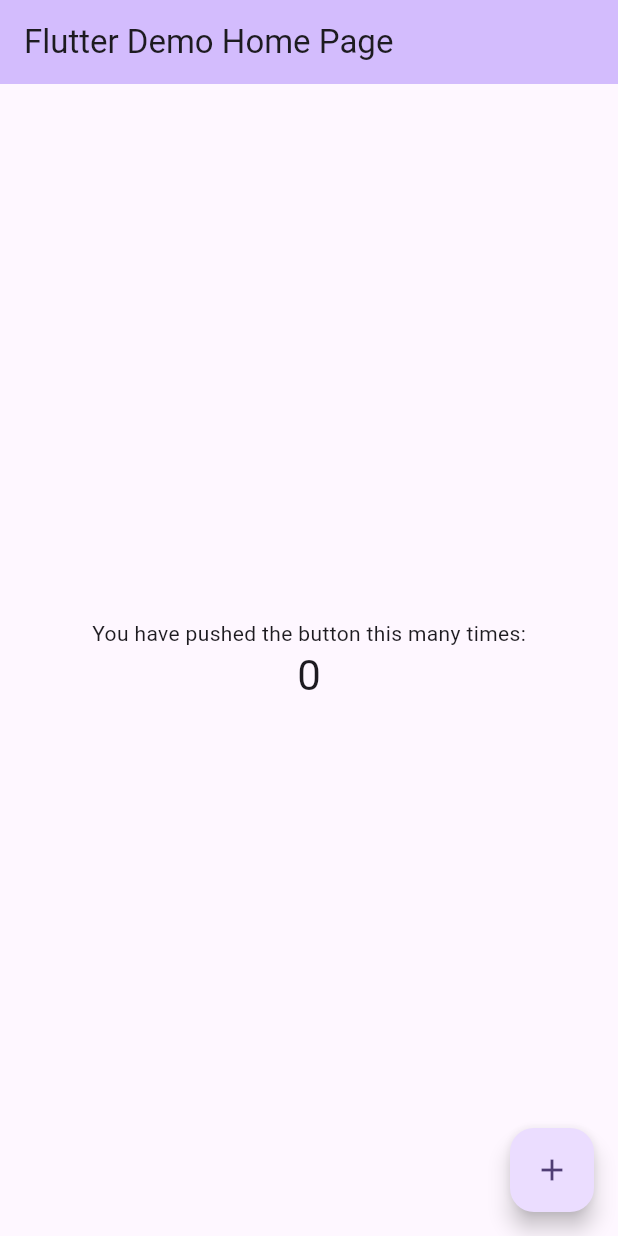
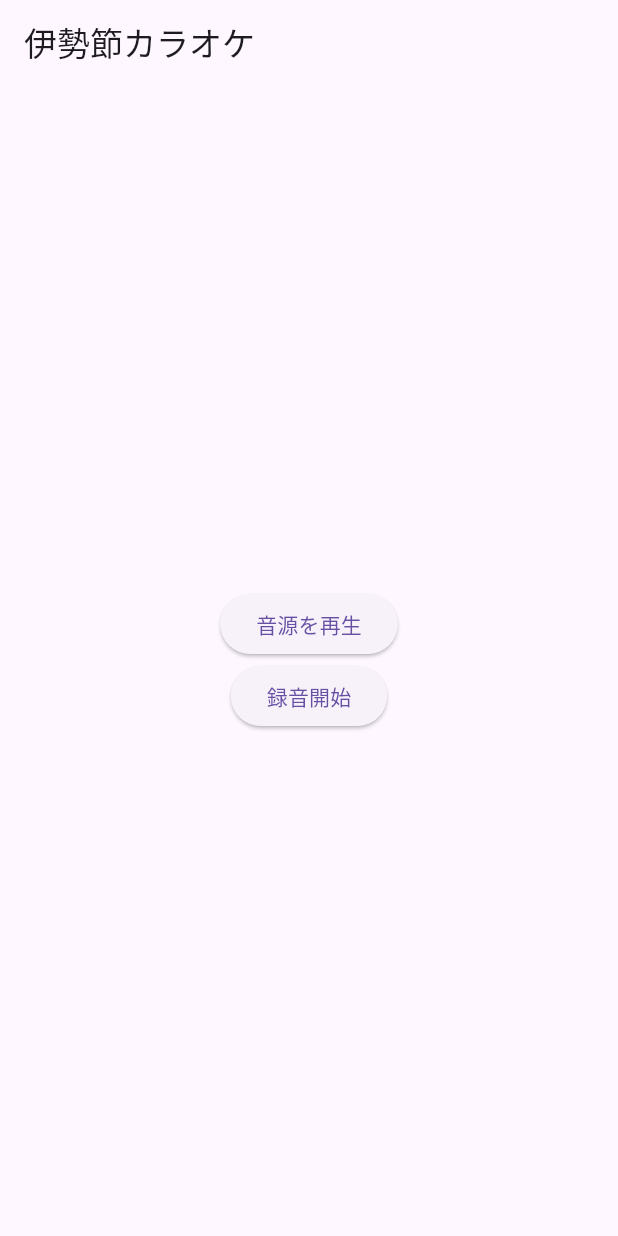
Before and after one commit to hiranari/isebushi_karaoke, a Flutter app: the screen it shows after launch, on a phone screen of 412 x 824 dp. Run offline on Flutter 3.47's test engine with Material 3 defaults, Android fonts, the light colour scheme and no system bars; our stand-ins replace just_audio, permission_handler; missing offline and left inert: flutter_sound.

Commit message:
feat: 音源の再生

```diff
--- a/lib/main.dart
+++ b/lib/main.dart
@@ -1,122 +1,86 @@
 import 'package:flutter/material.dart';
+import 'package:just_audio/just_audio.dart';
+import 'package:flutter_sound/flutter_sound.dart';
+import 'package:permission_handler/permission_handler.dart';
+import 'package:just_audio/just_audio.dart' as ja;
 
-void main() {
-  runApp(const MyApp());
-}
+void main() => runApp(MyApp());
 
 class MyApp extends StatelessWidget {
   const MyApp({super.key});
 
-  // This widget is the root of your application.
   @override
   Widget build(BuildContext context) {
     return MaterialApp(
-      title: 'Flutter Demo',
-      theme: ThemeData(
-        // This is the theme of your application.
-        //
-        // TRY THIS: Try running your application with "flutter run". You'll see
-        // the application has a purple toolbar. Then, without quitting the app,
-        // try changing the seedColor in the colorScheme below to Colors.green
-        // and then invoke "hot reload" (save your changes or press the "hot
-        // reload" button in a Flutter-supported IDE, or press "r" if you used
-        // the command line to start the app).
-        //
-        // Notice that the counter didn't reset back to zero; the application
-        // state is not lost during the reload. To reset the state, use hot
-        // restart instead.
-        //
-        // This works for code too, not just values: Most code changes can be
-        // tested with just a hot reload.
-        colorScheme: ColorScheme.fromSeed(seedColor: Colors.deepPurple),
-      ),
-      home: const MyHomePage(title: 'Flutter Demo Home Page'),
+      title: '伊勢節カラオケ',
+      home: KaraokePage(),
     );
   }
 }
 
-class MyHomePage extends StatefulWidget {
-  const MyHomePage({super.key, required this.title});
-
-  // This widget is the home page of your application. It is stateful, meaning
-  // that it has a State object (defined below) that contains fields that affect
-  // how it looks.
-
-  // This class is the configuration for the state. It holds the values (in this
-  // case the title) provided by the parent (in this case the App widget) and
-  // used by the build method of the State. Fields in a Widget subclass are
-  // always marked "final".
-
-  final String title;
+class KaraokePage extends StatefulWidget {
+  const KaraokePage({super.key});
 
   @override
-  State<MyHomePage> createState() => _MyHomePageState();
+  _KaraokePageState createState() => _KaraokePageState();
 }
 
-class _MyHomePageState extends State<MyHomePage> {
-  int _counter = 0;
+class _KaraokePageState extends State<KaraokePage> {
+  final AudioPlayer _player = AudioPlayer();
+  final FlutterSoundRecorder _recorder = FlutterSoundRecorder();
+  bool _isRecording = false;
 
-  void _incrementCounter() {
-    setState(() {
-      // This call to setState tells the Flutter framework that something has
-      // changed in this State, which causes it to rerun the build method below
-      // so that the display can reflect the updated values. If we changed
-      // _counter without calling setState(), then the build method would not be
-      // called again, and so nothing would appear to happen.
-      _counter++;
-    });
+  @override
+  void initState() {
+    super.initState();
+    _initRecorder();
+  }
+
+  Future<void> _initRecorder() async {
+    await Permission.microphone.request();
+    await _recorder.openRecorder();
+  }
+
+  Future<void> _playAudio() async {
+    await _player.setAudioSource(ja.AudioSource.asset('assets/sounds/kiku.mp3'));
+    _player.play();
+    //await _player.setFilePath('/path/to/isebushi.mp3'); // ローカル音源のパス
+    //_player.play();
+  }
+
+  Future<void> _startRecording() async {
+    await _recorder.startRecorder(toFile: 'my_voice.aac');
+    setState(() => _isRecording = true);
+  }
+
+  Future<void> _stopRecording() async {
+    await _recorder.stopRecorder();
+    setState(() => _isRecording = false);
+  }
+
+  @override
+  void dispose() {
+    _player.dispose();
+    _recorder.closeRecorder();
+    super.dispose();
   }
 
   @override
   Widget build(BuildContext context) {
-    // This method is rerun every time setState is called, for instance as done
-    // by the _incrementCounter method above.
-    //
-    // The Flutter framework has been optimized to make rerunning build methods
-    // fast, so that you can just rebuild anything that needs updating rather
-    // than having to individually change instances of widgets.
     return Scaffold(
-      appBar: AppBar(
-        // TRY THIS: Try changing the color here to a specific color (to
-        // Colors.amber, perhaps?) and trigger a hot reload to see the AppBar
-        // change color while the other colors stay the same.
-        backgroundColor: Theme.of(context).colorScheme.inversePrimary,
-        // Here we take the value from the MyHomePage object that was created by
-        // the App.build method, and use it to set our appbar title.
-        title: Text(widget.title),
-      ),
+      appBar: AppBar(title: Text('伊勢節カラオケ')),
       body: Center(
-        // Center is a layout widget. It takes a single child and positions it
-        // in the middle of the parent.
         child: Column(
-          // Column is also a layout widget. It takes a list of children and
-          // arranges them vertically. By default, it sizes itself to fit its
-          // children horizontally, and tries to be as tall as its parent.
-          //
-          // Column has various properties to control how it sizes itself and
-          // how it positions its children. Here we use mainAxisAlignment to
-          // center the children vertically; the main axis here is the vertical
-          // axis because Columns are vertical (the cross axis would be
-          // horizontal).
-          //
-          // TRY THIS: Invoke "debug painting" (choose the "Toggle Debug Paint"
-          // action in the IDE, or press "p" in the console), to see the
-          // wireframe for each widget.
           mainAxisAlignment: MainAxisAlignment.center,
-          children: <Widget>[
-            const Text('You have pushed the button this many times:'),
-            Text(
-              '$_counter',
-              style: Theme.of(context).textTheme.headlineMedium,
+          children: [
+            ElevatedButton(onPressed: _playAudio, child: Text('音源を再生')),
+            ElevatedButton(
+              onPressed: _isRecording ? _stopRecording : _startRecording,
+              child: Text(_isRecording ? '録音停止' : '録音開始'),
             ),
           ],
         ),
       ),
-      floatingActionButton: FloatingActionButton(
-        onPressed: _incrementCounter,
-        tooltip: 'Increment',
-        child: const Icon(Icons.add),
-      ), // This trailing comma makes auto-formatting nicer for build methods.
     );
   }
 }
```
Also changed, not shown: pubspec.yaml (+6 -3 lines), pubspec.lock, 10 other files.
